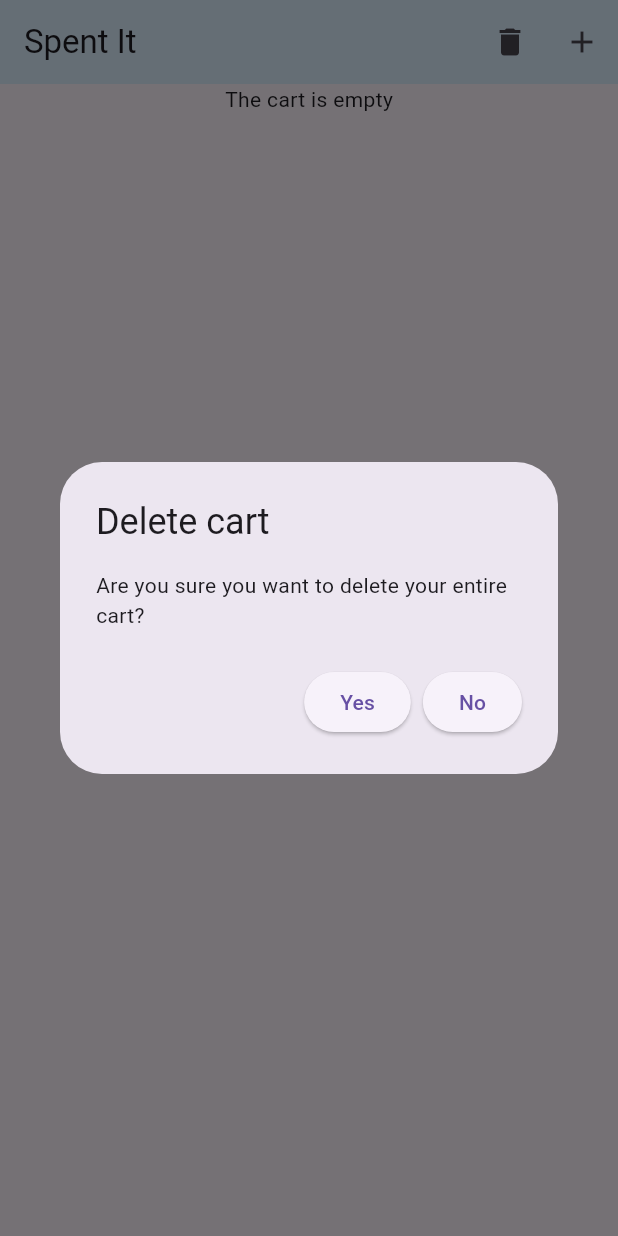
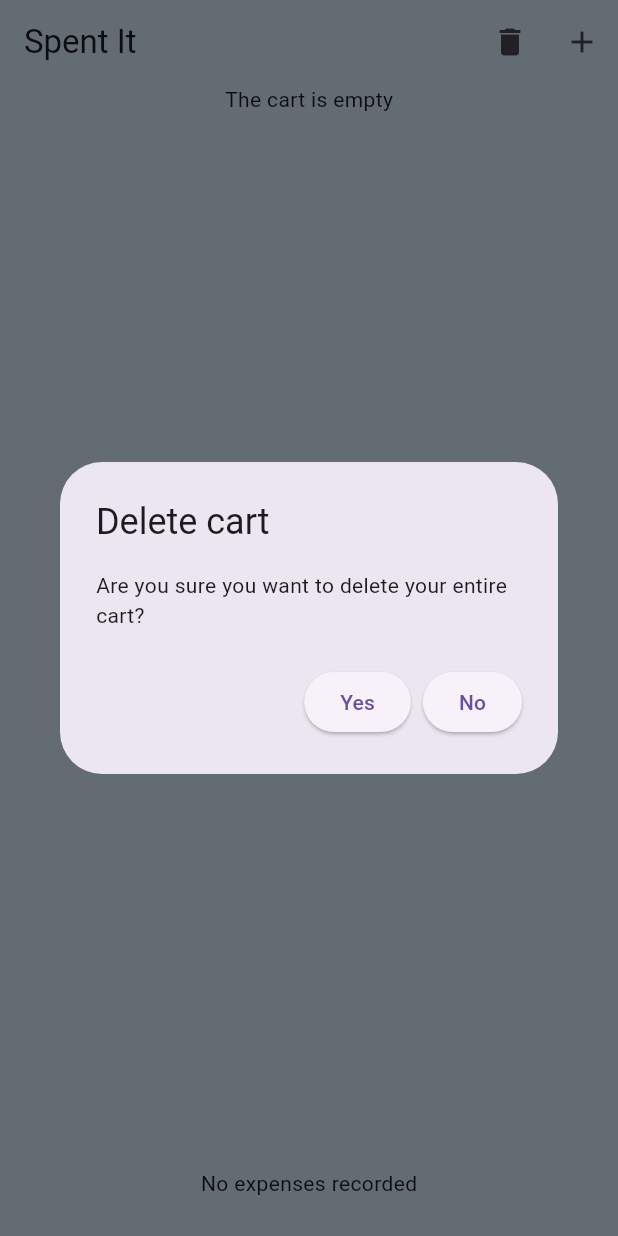
Before and after one commit to YossiYad/Spent-It, a Flutter app: the screen it shows after launch, after a tap on the "delete" icon, on a phone screen of 412 x 824 dp. Run offline on Flutter 3.47's test engine with Material 3 defaults, Android fonts, the phone set to English and light mode, and no system bars.

Commit message:
הוספת אופציה למחיקת פריט וסיום האפליקציה

```diff
--- a/lib/main.dart
+++ b/lib/main.dart
@@ -4,6 +4,14 @@ import 'package:spent_it/windows/spentIt.dart';
 
 void main(){
   runApp(MaterialApp(
+    darkTheme: ThemeData.dark(),
+    theme: ThemeData().copyWith(
+      useMaterial3: true,
+      scaffoldBackgroundColor: const Color.fromARGB(255, 217, 236, 251),
+      appBarTheme: AppBarTheme().copyWith(
+        backgroundColor:  const Color.fromARGB(255, 217, 236, 251),
+      )
+    ),
       title: 'Spent It App',
       debugShowCheckedModeBanner: false,
       home: SpentIt(),
--- a/lib/models/item.dart
+++ b/lib/models/item.dart
@@ -34,4 +34,5 @@ class Item {
   final Category category;
 
   String get formatedDate => formatterDate.format(date);
+
 }
--- a/lib/windows/spentIt.dart
+++ b/lib/windows/spentIt.dart
@@ -14,9 +14,24 @@ class _spentItState extends State<SpentIt> {
 
   List<Item> items = [];
 
+
+  double checkSum() {
+    double sum = 0;
+
+    for(final item in items){
+      if(items.isEmpty){
+        return 0;
+      }
+      sum += item.price;
+    }
+    return sum;
+  }
+
   void addToList(Item item) {
     setState(() {
       items.add(item);
+      checkSum();
+
     });
   }
 
@@ -30,21 +45,35 @@ class _spentItState extends State<SpentIt> {
   void clearPage() {
     setState(() {
       items = [];
+      checkSum();
     });
   }
 
   void onSlide(Item temp) {
+    var tempIdx = items.indexOf(temp);
     setState(() {
       items.remove(temp);
+      checkSum();
     });
+    ScaffoldMessenger.of(context).showSnackBar(
+      SnackBar(
+        content: Text('Item deleted'),
+        duration: Duration(seconds: 3),
+        action: SnackBarAction(label: 'Undo', onPressed: () {
+          setState(() {
+            items.insert(tempIdx, temp);
+            checkSum();
+          });
+        }),),
+    );
   }
 
   @override
   Widget build(BuildContext context) {
+    double sum = checkSum();
     return Scaffold(
       appBar: AppBar(
         title: Text('Spent It'),
-        backgroundColor: Color.fromARGB(255, 220, 239, 255),
         actions: [
           IconButton(onPressed: () {
             showDialog(context: context, builder: (ctx) => AlertDialog(title: Text('Delete cart') ,content: Text('Are you sure you want to delete your entire cart?'),actions: [
@@ -65,6 +94,8 @@ class _spentItState extends State<SpentIt> {
           children: [
             items.isEmpty ? Text('The cart is empty') : Text('The cart'),
             Expanded(child: ItemsList(items: items, onSlide: onSlide,),),
+            sum == 0 ? Text('No expenses recorded') : Text('You\'ve reached a total of ${sum.toStringAsFixed(2)} in your shopping cart.'),
+            SizedBox(height: 25,)
           ],
         ),
       );
```
Also changed, not shown: lib/widgets/Cards.dart (+8 -2 lines).
